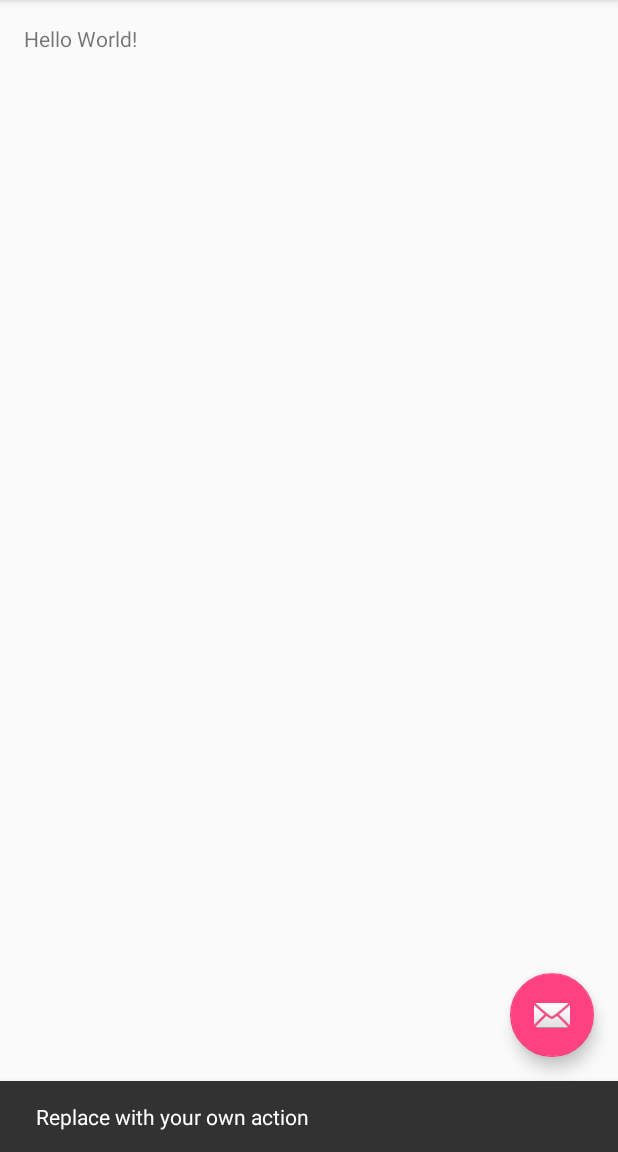
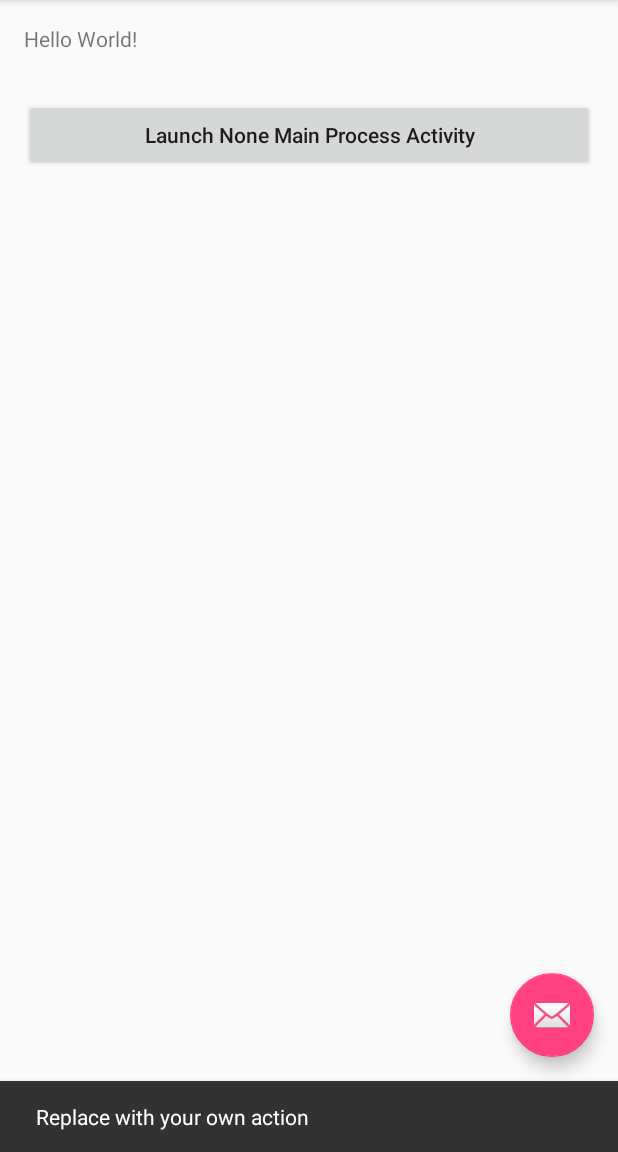
Before and after one commit to eleme/Amigo, an Android app: the screen it shows after launch (MainActivity), after a tap on an icon or button, on a phone screen of 412 x 824 dp, the part 84-1236 px from its top. Run offline under Robolectric (Android 15) with nearby library versions, the phone set to English and light mode, and no system bars.

Commit message:
handle multi-process flow

```diff
--- a/app/src/main/java/me/ele/amigo/demo/ApplicationContext.java
+++ b/app/src/main/java/me/ele/amigo/demo/ApplicationContext.java
@@ -9,6 +9,7 @@ import android.util.Log;
 import java.io.File;
 
 import me.ele.amigo.Amigo;
+import me.ele.amigo.utils.ProcessUtils;
 
 public class ApplicationContext extends Application {
 
@@ -26,11 +27,13 @@ public class ApplicationContext extends Application {
         super.onCreate();
         Log.e(TAG, "onCreate: " + this);
 
-        File fixedApkFile = new File(Environment.getExternalStorageDirectory(), "demo.apk");
-        File amigoApkFile = Amigo.getHotfixApk(this);
-        if (fixedApkFile.exists() && !amigoApkFile.exists()) {
-            Amigo.work(this, fixedApkFile);
-//            Amigo.workLater(this, fixedApkFile);
+        if (ProcessUtils.isMainProcess(this)) {
+            File fixedApkFile = new File(Environment.getExternalStorageDirectory(), "demo.apk");
+            File amigoApkFile = Amigo.getHotfixApk(this);
+            if (fixedApkFile.exists() && !amigoApkFile.exists()) {
+                Amigo.work(this, fixedApkFile);
+//                Amigo.workLater(this, fixedApkFile);
+            }
         }
     }
 
--- a/app/src/main/java/me/ele/amigo/demo/MainActivity.java
+++ b/app/src/main/java/me/ele/amigo/demo/MainActivity.java
@@ -1,5 +1,6 @@
 package me.ele.amigo.demo;
 
+import android.content.Intent;
 import android.os.Bundle;
 import android.support.design.widget.FloatingActionButton;
 import android.support.design.widget.Snackbar;
@@ -33,6 +34,13 @@ public class MainActivity extends AppCompatActivity {
 //                crash();
             }
         });
+
+        findViewById(R.id.btn).setOnClickListener(new View.OnClickListener() {
+            @Override
+            public void onClick(View v) {
+                startActivity(new Intent(MainActivity.this, Main2Activity.class));
+            }
+        });
     }
 
 
--- a/app/src/main/res/layout/content_main.xml
+++ b/app/src/main/res/layout/content_main.xml
@@ -17,6 +17,14 @@
         android:layout_height="wrap_content"
         android:text="Hello World!" />
 
+    <Button
+        android:id="@+id/btn"
+        android:layout_width="match_parent"
+        android:layout_height="wrap_content"
+        android:layout_marginTop="50dp"
+        android:text="Launch None Main Process Activity"
+        android:textAllCaps="false"/>
+
     <ImageView
         android:id="@+id/imageview"
         android:layout_width="wrap_content"
--- a/app/src/main/res/values/strings.xml
+++ b/app/src/main/res/values/strings.xml
@@ -1,5 +1,6 @@
 <resources>
     <string name="app_name">Amigo</string>
+    <string name="app_name2">Amigo2</string>
     <string name="action_settings">Settings</string>
     <string name="added_string">replace Resources successfully</string>
     <string name="added_string1">replace Resources successfully1</string>
```
Also changed, not shown: amigo-lib/src/main/java/me/ele/amigo/Amigo.java (+13 -6 lines), app/src/main/AndroidManifest.xml (+9 -0 lines), app/src/main/java/me/ele/amigo/demo/Main2Activity.java (added, +59 -0 lines).
